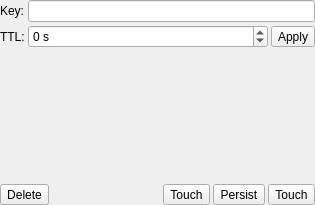
Before: the Qt Designer form qredis/ui/RedisItemEditor.ui in tiagocoutinho/qredis, drawn with Qt 5.
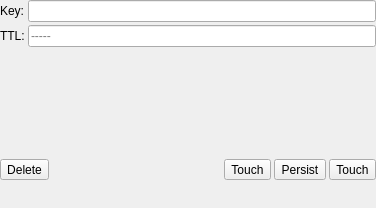
After: the same form once the commit is applied. Icons and pictures are not drawn.

Commit message: Replace TTL spin with line edit

Patch:
```diff
--- a/qredis/ui/RedisItemEditor.ui
+++ b/qredis/ui/RedisItemEditor.ui
@@ -6,73 +6,21 @@
    <rect>
     <x>0</x>
     <y>0</y>
-    <width>315</width>
-    <height>205</height>
+    <width>376</width>
+    <height>208</height>
    </rect>
   </property>
   <property name="windowTitle">
    <string>Key Editor</string>
   </property>
-  <layout class="QGridLayout" name="gridLayout" rowstretch="0,0,1,0" columnstretch="0,1,0,0">
+  <layout class="QGridLayout" name="gridLayout" rowstretch="0,0,0,0" columnstretch="0,1,0">
    <property name="margin">
     <number>0</number>
    </property>
    <property name="spacing">
     <number>3</number>
    </property>
-   <item row="1" column="0">
-    <widget class="QLabel" name="ttl_label">
-     <property name="text">
-      <string>TTL:</string>
-     </property>
-    </widget>
-   </item>
-   <item row="0" column="0">
-    <widget class="QLabel" name="key_label">
-     <property name="text">
-      <string>Key:</string>
-     </property>
-    </widget>
-   </item>
-   <item row="1" column="1" colspan="2">
-    <widget class="QSpinBox" name="ttl_value">
-     <property name="specialValueText">
-      <string>-----</string>
-     </property>
-     <property name="suffix">
-      <string> s</string>
-     </property>
-     <property name="minimum">
-      <number>-1</number>
-     </property>
-     <property name="maximum">
-      <number>999999999</number>
-     </property>
-    </widget>
-   </item>
-   <item row="1" column="3">
-    <widget class="QToolButton" name="apply_ttl_button">
-     <property name="toolTip">
-      <string>Apply all changes</string>
-     </property>
-     <property name="text">
-      <string>Apply</string>
-     </property>
-     <property name="icon">
-      <iconset theme="document-save"/>
-     </property>
-     <property name="iconSize">
-      <size>
-       <width>16</width>
-       <height>16</height>
-      </size>
-     </property>
-    </widget>
-   </item>
-   <item row="2" column="0" colspan="4">
-    <widget class="QWidget" name="type_editor" native="true"/>
-   </item>
-   <item row="3" column="0" colspan="4">
+   <item row="3" column="0" colspan="3">
     <widget class="QWidget" name="widget" native="true">
      <layout class="QHBoxLayout" name="horizontalLayout">
       <property name="spacing">
@@ -150,9 +98,33 @@
      </layout>
     </widget>
    </item>
-   <item row="0" column="1" colspan="3">
+   <item row="0" column="1" colspan="2">
     <widget class="QLineEdit" name="key_name"/>
    </item>
+   <item row="1" column="0">
+    <widget class="QLabel" name="ttl_label">
+     <property name="text">
+      <string>TTL:</string>
+     </property>
+    </widget>
+   </item>
+   <item row="2" column="0" colspan="3">
+    <widget class="QWidget" name="type_editor" native="true"/>
+   </item>
+   <item row="0" column="0">
+    <widget class="QLabel" name="key_label">
+     <property name="text">
+      <string>Key:</string>
+     </property>
+    </widget>
+   </item>
+   <item row="1" column="1" colspan="2">
+    <widget class="QLineEdit" name="ttl_value">
+     <property name="placeholderText">
+      <string>-----</string>
+     </property>
+    </widget>
+   </item>
   </layout>
  </widget>
  <resources/>
```
Left out of the diff: 12 changed lines with no effect on the pictures. The commit also changes 5 other files.
